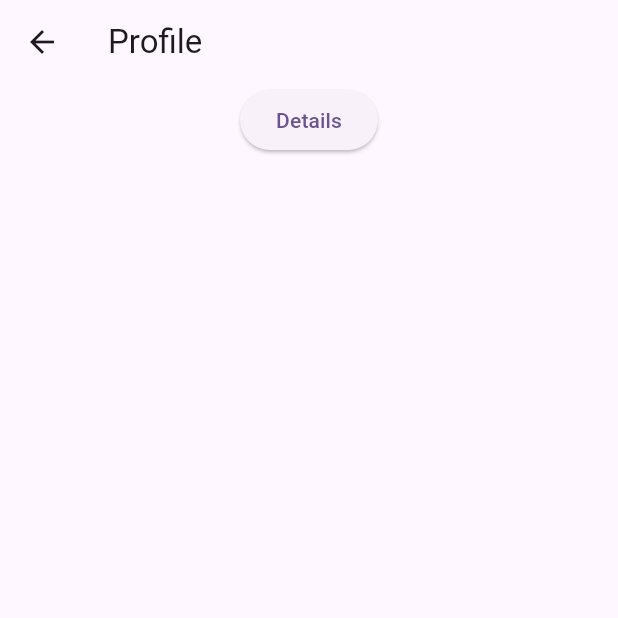
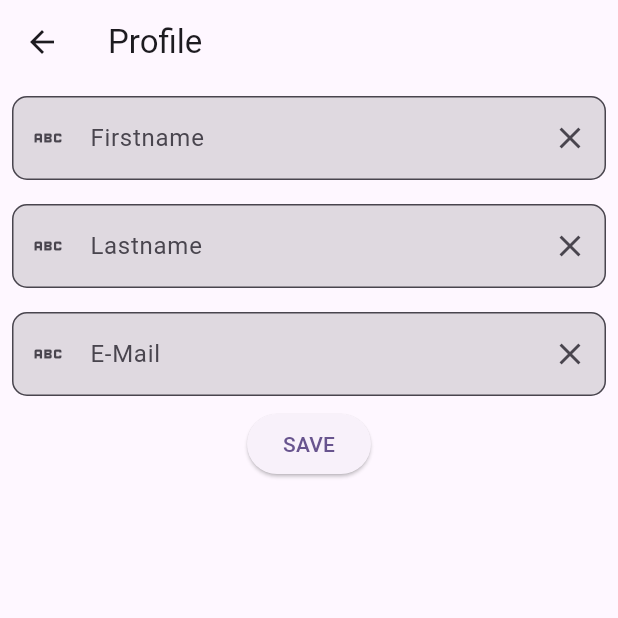
Before and after one commit to ftwr42/where_is_it_frontend, a Flutter app: the ProfileScreen screen opened by its route, on a phone screen of 412 x 824 dp, the top half of it. Run offline on Flutter 3.47's test engine with Material 3 defaults, Android fonts, the light colour scheme and no system bars; our stand-ins replace camera, get, image_picker.

Commit message:
some point

```diff
--- a/lib/profile/profile_screen.dart
+++ b/lib/profile/profile_screen.dart
@@ -1,11 +1,26 @@
+import 'dart:convert';
+
 import 'package:flutter/material.dart';
+import 'package:get/get.dart';
 import 'package:where_is_it/aa_project_defaults/project_text_fields.dart';
+import 'package:where_is_it/profile/profile_state.dart';
+import 'package:where_is_it/singleton.dart';
+import 'package:where_is_it/zz_networkmanager/network_manager.dart';
+import 'package:where_is_it/zz_stateholder/state_holder.dart';
 
 class ProfileScreen extends StatelessWidget {
-  const ProfileScreen({super.key});
+  ProfileScreen({super.key}) {
+    Singleton.getInstance();
+    var root = Singleton.root;
+    root?.addChild(StateHolder<ProfileState>(ProfileState(), nodeName: "profilestate"));
+  }
 
   @override
   Widget build(BuildContext context) {
+    var state = Singleton.root?.getState('profilestate') as ProfileState;
+
+    var profile = {};
+
     return Scaffold(
       appBar: AppBar(
         title: Text("Profile"),
@@ -13,9 +28,22 @@ class ProfileScreen extends StatelessWidget {
       body: Center(
         child: Column(
           children: [
+            properties("Firstname", state.textEditingControllerFirstname),
+            properties("Lastname", state.textEditingControllerLastname),
+            properties("E-Mail", state.textEditingControllerEmail),
             ElevatedButton(
-              onPressed: () {},
-              child: Text("Details"),
+              onPressed: () {
+                profile["firstname"] = state.textEditingControllerFirstname.text;
+                profile["lastname"] = state.textEditingControllerLastname.text;
+                profile["email"] = state.textEditingControllerEmail.text;
+                NetworkManager.sendPostProfile(jsonEncode(profile));
+
+                var find = Get.find();
+                find.change();
+
+                Navigator.of(context).pop();
+              },
+              child: Text("SAVE"),
             ),
           ],
         ),
@@ -23,10 +51,8 @@ class ProfileScreen extends StatelessWidget {
     );
   }
 
-  Widget properties(String name) {
+  Widget properties(String name, TextEditingController controller) {
     return Padding(
-      padding: EdgeInsets.all(8),
-      child: ProjectTextFields.nameField(name),
-    );
+        padding: EdgeInsets.all(8), child: ProjectTextFields.textFieldCompact(name, controller));
   }
 }
--- a/lib/profile/profile_state.dart
+++ b/lib/profile/profile_state.dart
@@ -1,7 +1,23 @@
+import 'package:flutter/material.dart';
+import 'package:get/get.dart';
 import 'package:where_is_it/zz_stateholder/stateif.dart';
 
 class ProfileState extends StateIF {
+  var hasChanged = false.obs;
+
   String firstName = "name";
   String lastName = "lastname";
   String email = "yourname(at)wiimail.com";
+
+  TextEditingController textEditingControllerFirstname = TextEditingController();
+  TextEditingController textEditingControllerLastname = TextEditingController();
+  TextEditingController textEditingControllerEmail = TextEditingController();
+
+  void change() {
+    firstName = textEditingControllerFirstname.text;
+    lastName = textEditingControllerLastname.text;
+    email = textEditingControllerEmail.text;
+
+    hasChanged.value != hasChanged.value;
+  }
 }
--- a/lib/routing/routing.dart
+++ b/lib/routing/rot.dart
@@ -10,7 +10,7 @@ import '../elements/item/itemview.dart';
 import '../example/current_example.dart';
 import 'example_view/transition_example.dart';
 
-class Routing {
+class Rot {
   static const String USERVIEW = "userview";
   static const String ITEMVIEW = "itemview";
   static const String CONTAINERVIEW = "containerview";
@@ -45,7 +45,7 @@ class Routing {
       FABDIALOG1: (context) => FastItemCreator(context),
       FABDIALOG2: (context) => FastItemCreator(context),
       FABDIALOG3: (context) => FastItemCreator(context),
-      USERVIEW: (context) => const ProfileScreen(),
+      USERVIEW: (context) => ProfileScreen(),
     };
   }
 
--- a/lib/zz_stateholder/stateif.dart
+++ b/lib/zz_stateholder/stateif.dart
@@ -1 +1,3 @@
-class StateIF {}
+import 'package:get/get.dart';
+
+class StateIF extends GetxController {}
```
Also changed, not shown: lib/drawer/drawer_state.dart (+6 -6 lines), lib/drawer/drawer_view.dart (+29 -37 lines), lib/main.dart (+4 -3 lines), lib/routing/example_view/transition_example.dart (+13 -14 lines), lib/store/explorer/explorer_view.dart (+5 -7 lines), lib/store/store_state.dart (+4 -4 lines), lib/zz_networkmanager/network_manager.dart (+17 -4 lines).
